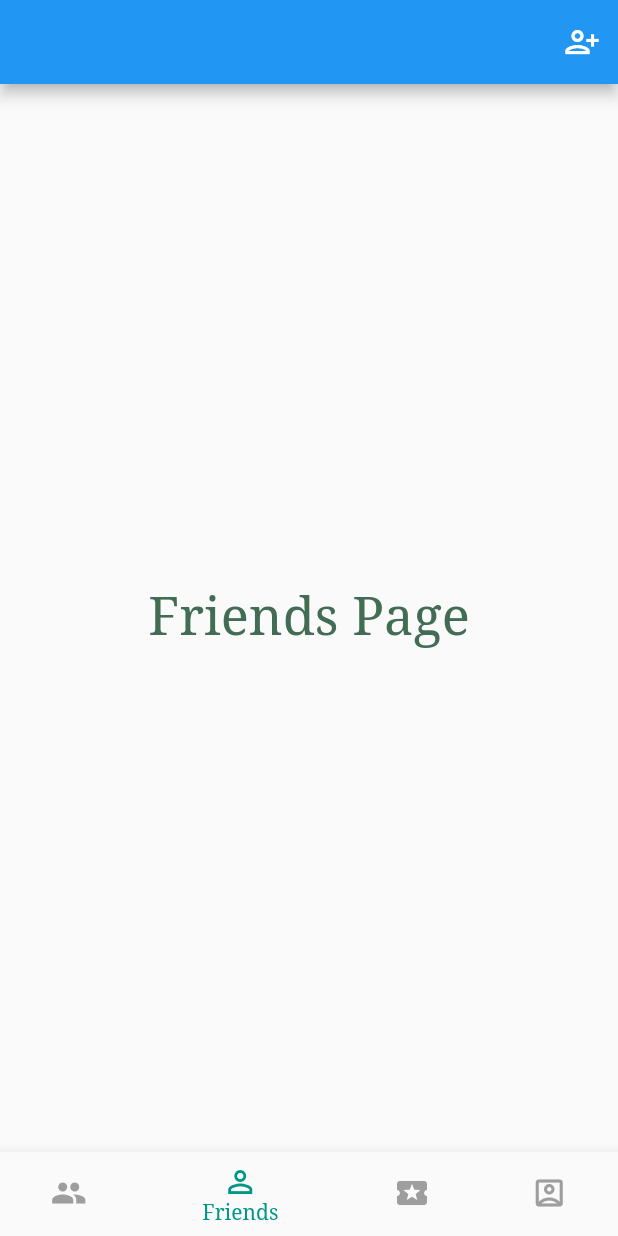
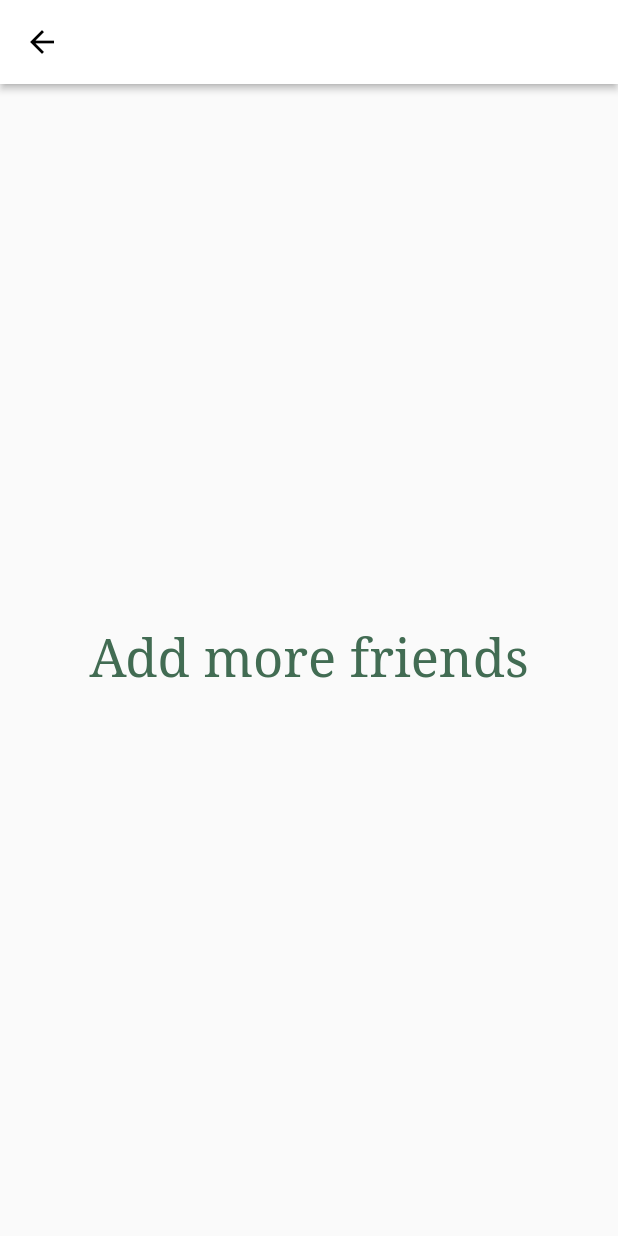
Before and after one commit to jay-simformsolutions/Practical_4_Submission, a Flutter app: the screen it shows after launch, item 2 of the bottom bar chosen, after a tap on the "person add alt" icon, on a phone screen of 412 x 824 dp. Run offline on Flutter 3.47's test engine with Material 2 defaults, Android fonts, the phone set to English and light mode, and no system bars.

Commit message:
Create Landing Page of Friends Module and Sub pages of Group and Friends Page, Use relative import in file

```diff
--- /dev/null
+++ b/lib/CommonMethodClass/elevated_button_onboard.dart
@@ -0,0 +1,47 @@
+import 'package:flutter/material.dart';
+
+import '../Utils/colors.dart';
+import 'theme_data.dart';
+
+class ElevatedButtonOnBoard extends StatelessWidget {
+  final String? buttonName;
+  final Icon? icon;
+  final VoidCallback? onPress;
+
+  const ElevatedButtonOnBoard({
+    Key? key,
+    this.buttonName,
+    this.icon,
+    this.onPress,
+  }) : super(key: key);
+
+  @override
+  Widget build(BuildContext context) {
+    return Padding(
+      padding: const EdgeInsets.fromLTRB(50, 0, 50, 0),
+      child: ElevatedButton.icon(
+        onPressed: onPress,
+        icon: icon!,
+        label: Padding(
+          padding: const EdgeInsets.fromLTRB(0, 2, 0, 0),
+          child: Text(
+            buttonName!,
+            style: themeData.textTheme.bodySmall!.copyWith(
+              color: CommonColors.tealColor,
+              fontWeight: FontWeight.bold,
+            ),
+          ),
+        ),
+        style: ElevatedButton.styleFrom(
+          backgroundColor: CommonColors.whiteColor,
+          shape: const RoundedRectangleBorder(
+            borderRadius: BorderRadius.all(
+              Radius.circular(5),
+            ),
+          ),
+          side: const BorderSide(color: CommonColors.tealColor),
+        ),
+      ),
+    );
+  }
+}
--- a/lib/Routes/navigation_functions.dart
+++ b/lib/Routes/navigation_functions.dart
@@ -5,7 +5,7 @@ extension PushFunction on BuildContext {
 }
 
 extension PopFunction on BuildContext {
-  void popFunction(screen) => Navigator.of(this).pop();
+  void popFunction() => Navigator.of(this).pop();
 }
 
 extension PopAndRemove on BuildContext {
--- a/lib/Routes/routes.dart
+++ b/lib/Routes/routes.dart
@@ -5,11 +5,20 @@ class Routes {
   static const loginPage = '/login';
   static const forgotPassword = './forgotPassword';
 
-  // Routes for the Splitwise App
-  static const bottomNavigationPage = '/bottomNavigationPage';
-  static const groupPage = '/groupPage';
-  static const friendsPAge = '/friendsPage';
-  static const activityPage = '/activityPage';
-  static const profilePage = '/profilePage';
-  static const groupInfoPage = '/groupInfoPage';
+  //App Routes
+  static String bottomNavigationPage = '/bottomNavigationPage';
+  static String groupPage = '/groupPage';
+  static String friendsPAge = '/friendsPage';
+  static String activityPage = '/activityPage';
+  static String profilePage = '/profilePage';
+
+  // Group Module Route
+  static String createGroup = '/createGroup';
+  static String groupExpense = '/groupExpense';
+  static String groupInfo = '/groupInfo';
+
+  //Friend Module Route
+  static String addFriend = '/addFriend';
+  static String addNewContact = '/addNewContact';
+  static String friendInfo = '/friendInfo';
 }
--- a/lib/Screens/activity_page.dart
+++ b/lib/Screens/Activity/activity_page.dart
@@ -1,6 +1,6 @@
 import 'package:flutter/material.dart';
 
-import '../Utils/common_strings.dart';
+import '../../Utils/common_strings.dart';
 
 class ActivityPage extends StatelessWidget {
   const ActivityPage({Key? key}) : super(key: key);
--- /dev/null
+++ b/lib/Screens/Friends/add_new_friend.dart
@@ -0,0 +1,24 @@
+import 'package:flutter/material.dart';
+
+import '../../Utils/colors.dart';
+import '../../Utils/common_strings.dart';
+
+class AddNewFriend extends StatelessWidget {
+  const AddNewFriend({Key? key}) : super(key: key);
+
+  @override
+  Widget build(BuildContext context) {
+    return Scaffold(
+      appBar: AppBar(
+        elevation: 2,
+        backgroundColor: CommonColors.whiteColor,
+        iconTheme: const IconThemeData(
+          color: CommonColors.blackColor,
+        ),
+      ),
+      body: const Center(
+        child: Text(CommonStrings.addMoreFriends),
+      ),
+    );
+  }
+}
--- /dev/null
+++ b/lib/Screens/Friends/friends_page.dart
@@ -0,0 +1,107 @@
+import 'package:flutter/material.dart';
+
+import '../../CommonMethodClass/add_expense_button.dart';
+import '../../CommonMethodClass/elevated_button_onboard.dart';
+import '../../CommonMethodClass/theme_data.dart';
+import '../../Routes/navigation_functions.dart';
+import '../../Routes/routes.dart';
+import '../../Utils/assets.dart';
+import '../../Utils/colors.dart';
+import '../../Utils/common_strings.dart';
+
+class FriendsPage extends StatelessWidget {
+  const FriendsPage({Key? key}) : super(key: key);
+
+  @override
+  Widget build(BuildContext context) {
+    return Scaffold(
+      appBar: AppBar(
+        backgroundColor: CommonColors.whiteColor,
+        actions: [
+          IconButton(
+            onPressed: () => context.pushFunction(Routes.addFriend),
+            icon: const Icon(
+              Icons.person_add_alt,
+              color: CommonColors.blackColor,
+            ),
+          ),
+        ],
+        elevation: 1,
+      ),
+      body: Stack(
+        children: [
+          SingleChildScrollView(
+            child: Column(
+              mainAxisAlignment: MainAxisAlignment.spaceAround,
+              children: [
+                Align(
+                  alignment: Alignment.topCenter,
+                  child: Text(
+                    CommonStrings.welcomeGroup,
+                    style: themeData.textTheme.bodySmall!.copyWith(
+                      fontWeight: FontWeight.w700,
+                      color: CommonColors.blackColor,
+                    ),
+                  ),
+                ),
+                const Image(
+                  image: AssetImage(AssetString.groupAsset),
+                ),
+                Column(
+                  children: [
+                    Text(
+                      CommonStrings.friendNotification,
+                      style: themeData.textTheme.bodySmall!.copyWith(
+                        fontWeight: FontWeight.w500,
+                        color: CommonColors.blackColor,
+                      ),
+                    ),
+                    const SizedBox(
+                      height: 10,
+                    ),
+                    Text(
+                      CommonStrings.matesWillShow,
+                      style: themeData.textTheme.bodySmall!.copyWith(
+                        fontWeight: FontWeight.w500,
+                        color: CommonColors.blackColor,
+                      ),
+                    ),
+                  ],
+                ),
+                const SizedBox(
+                  height: 30,
+                ),
+                ElevatedButtonOnBoard(
+                  icon: const Icon(
+                    Icons.person_add,
+                    color: CommonColors.tealColor,
+                  ),
+                  buttonName: CommonStrings.addMoreFriends,
+                  onPress: () => context.pushFunction(Routes.addFriend),
+                ),
+                const SizedBox(
+                  height: 20,
+                ),
+                ElevatedButtonOnBoard(
+                  icon: const Icon(
+                    Icons.info_rounded,
+                    color: CommonColors.tealColor,
+                  ),
+                  buttonName: CommonStrings.showFriendInfo,
+                  onPress: () => context.pushFunction(Routes.friendInfo),
+                ),
+                const SizedBox(
+                  height: 30,
+                ),
+              ],
+            ),
+          ),
+          const Align(
+            alignment: Alignment.bottomRight,
+            child: BottomButton(),
+          ),
+        ],
+      ),
+    );
+  }
+}
--- /dev/null
+++ b/lib/Screens/Group/group_page.dart
@@ -0,0 +1,107 @@
+import 'package:flutter/material.dart';
+
+import '../../CommonMethodClass/add_expense_button.dart';
+import '../../CommonMethodClass/elevated_button_onboard.dart';
+import '../../CommonMethodClass/theme_data.dart';
+import '../../Routes/navigation_functions.dart';
+import '../../Routes/routes.dart';
+import '../../Utils/assets.dart';
+import '../../Utils/colors.dart';
+import '../../Utils/common_strings.dart';
+
+class GroupPage extends StatelessWidget {
+  const GroupPage({Key? key}) : super(key: key);
+
+  @override
+  Widget build(BuildContext context) {
+    return Scaffold(
+      appBar: AppBar(
+        actions: [
+          IconButton(
+            onPressed: () => context.pushFunction(Routes.createGroup),
+            icon: const Icon(
+              Icons.group_add_outlined,
+              color: CommonColors.blackColor,
+            ),
+          ),
+        ],
+        elevation: 0,
+        backgroundColor: CommonColors.whiteColor,
+      ),
+      body: Stack(
+        children: [
+          SingleChildScrollView(
+            child: Column(
+              mainAxisAlignment: MainAxisAlignment.spaceAround,
+              children: [
+                const Divider(
+                  thickness: 1,
+                ),
+                Text(
+                  CommonStrings.welcomeGroup,
+                  style: themeData.textTheme.bodySmall!.copyWith(
+                    fontWeight: FontWeight.w700,
+                    color: CommonColors.blackColor,
+                  ),
+                ),
+                const Image(
+                  image: AssetImage(AssetString.groupAsset),
+                ),
+                Column(
+                  children: [
+                    Text(
+                      CommonStrings.groupNotification,
+                      style: themeData.textTheme.bodySmall!.copyWith(
+                        fontWeight: FontWeight.w500,
+                        color: CommonColors.blackColor,
+                      ),
+                    ),
+                    const SizedBox(
+                      height: 10,
+                    ),
+                    Text(
+                      CommonStrings.groupWillShowHere,
+                      style: themeData.textTheme.bodySmall!.copyWith(
+                        fontWeight: FontWeight.w500,
+                        color: CommonColors.blackColor,
+                      ),
+                    ),
+                  ],
+                ),
+                const SizedBox(
+                  height: 30,
+                ),
+                ElevatedButtonOnBoard(
+                  icon: const Icon(
+                    Icons.person_add,
+                    color: CommonColors.tealColor,
+                  ),
+                  buttonName: CommonStrings.makenewGroup,
+                  onPress: () => context.pushFunction(Routes.createGroup),
+                ),
+                const SizedBox(
+                  height: 20,
+                ),
+                ElevatedButtonOnBoard(
+                  icon: const Icon(
+                    Icons.info_rounded,
+                    color: CommonColors.tealColor,
+                  ),
+                  buttonName: CommonStrings.showGroupInfo,
+                  onPress: () => context.pushFunction(Routes.groupInfo),
+                ),
+                const SizedBox(
+                  height: 30,
+                ),
+              ],
+            ),
+          ),
+          const Align(
+            alignment: Alignment.bottomRight,
+            child: BottomButton(),
+          ),
+        ],
+      ),
+    );
+  }
+}
--- a/lib/Screens/forgot_password.dart
+++ b/lib/Screens/forgot_password.dart
@@ -39,13 +39,13 @@ class _ForgotPasswordState extends State<ForgotPassword> {
                       CommonColors.lightGreyColor,
                     ),
                   ),
-              onPressed: () => context.popFunction(this),
+              onPressed: () => context.popFunction(),
               child: const Text(
                 CommonStrings.okString,
               ),
             ),
             ElevatedButton(
-              onPressed: () => context.popFunction(this),
+              onPressed: () => context.popFunction(),
               child: const Text(
                 CommonStrings.cancelString,
               ),
@@ -84,7 +84,7 @@ class _ForgotPasswordState extends State<ForgotPassword> {
                 top: 100,
                 left: 25,
                 child: FloatingActionButton.small(
-                  onPressed: () => context.popFunction(this),
+                  onPressed: () => context.popFunction(),
                   backgroundColor: CommonColors.whiteColor,
                   child: const Icon(
                     Icons.arrow_back_ios_new,
--- a/lib/Screens/friends_page.dart
+++ /dev/null
@@ -1,22 +0,0 @@
-import 'package:flutter/material.dart';
-
-class FriendsPage extends StatelessWidget {
-  const FriendsPage({Key? key}) : super(key: key);
-
-  @override
-  Widget build(BuildContext context) {
-    return Scaffold(
-      appBar: AppBar(
-        actions: [
-          IconButton(
-            onPressed: () {},
-            icon: const Icon(Icons.person_add_alt),
-          ),
-        ],
-      ),
-      body: const Center(
-        child: Text("Friends Page"),
-      ),
-    );
-  }
-}
--- a/lib/Screens/group_page.dart
+++ /dev/null
@@ -1,176 +0,0 @@
-import 'package:flutter/material.dart';
-import 'package:splitwise/Routes/navigation_functions.dart';
-import 'package:splitwise/Routes/routes.dart';
-import 'package:splitwise/Utils/assets.dart';
-
-import '../CommonMethodClass/add_expense_button.dart';
-import '../CommonMethodClass/theme_data.dart';
-import '../Utils/colors.dart';
-import '../Utils/common_strings.dart';
-
-class GroupPage extends StatelessWidget {
-  const GroupPage({Key? key}) : super(key: key);
-
-  @override
-  Widget build(BuildContext context) {
-    return Scaffold(
-      appBar: AppBar(
-        actions: [
-          IconButton(
-            onPressed: () {},
-            icon: const Icon(
-              Icons.group_add_outlined,
-              color: CommonColors.blackColor,
-            ),
-          ),
-        ],
-        elevation: 0,
-        backgroundColor: CommonColors.whiteColor,
-      ),
-      body: Stack(
-        children: [
-          SingleChildScrollView(
-            child: Column(
-              mainAxisAlignment: MainAxisAlignment.spaceAround,
-              children: [
-                const Divider(
-                  thickness: 1,
-                ),
-                Text(
-                  CommonStrings.welcomeGroup,
-                  style: themeData.textTheme.bodySmall!.copyWith(
-                    fontWeight: FontWeight.w700,
-                    color: CommonColors.blackColor,
-                  ),
-                ),
-                const Image(
-                  image: AssetImage(AssetString.groupAsset),
-                ),
-                Column(
-                  children: [
-                    Text(
-                      CommonStrings.groupNotification,
-                      style: themeData.textTheme.bodySmall!.copyWith(
-                        fontWeight: FontWeight.w500,
-                        color: CommonColors.blackColor,
-                      ),
-                    ),
-                    const SizedBox(
-                      height: 10,
-                    ),
-                    Text(
-                      CommonStrings.groupWillShowHere,
-                      style: themeData.textTheme.bodySmall!.copyWith(
-                        fontWeight: FontWeight.w500,
-                        color: CommonColors.blackColor,
-                      ),
-                    ),
-                  ],
-                ),
-                const SizedBox(
-                  height: 30,
-                ),
-                Container(
-                  width: 220,
-                  height: 40,
-                  decoration: BoxDecoration(
-                    color: CommonColors.whiteColor,
-                    border: Border.all(
-                      color: CommonColors.buttonBorderColor,
-                    ),
-                    borderRadius: const BorderRadius.all(
-                      Radius.circular(5),
-                    ),
-                  ),
-                  child: Row(
-                    mainAxisAlignment: MainAxisAlignment.spaceAround,
-                    crossAxisAlignment: CrossAxisAlignment.center,
-                    children: [
-                      const Expanded(
-                        flex: 4,
-                        child: Icon(
-                          Icons.person_add,
-                          color: CommonColors.tealColor,
-                        ),
-                      ),
-                      Expanded(
-                        flex: 10,
-                        child: Padding(
-                          padding: const EdgeInsets.fromLTRB(0, 3, 0, 3),
-                          child: Text(
-                            CommonStrings.makenewGroup,
-                            style: themeData.textTheme.bodySmall!.copyWith(
-                              fontWeight: FontWeight.bold,
-                              color: CommonColors.tealColor,
-                            ),
-                          ),
-                        ),
-                      ),
-                      const Expanded(
-                        flex: 1,
-                        child: SizedBox(),
-                      ),
-                    ],
-                  ),
-                ),
-                const SizedBox(
-                  height: 30,
-                ),
-                Container(
-                  width: 220,
-                  height: 40,
-                  decoration: BoxDecoration(
-                    color: CommonColors.whiteColor,
-                    border: Border.all(
-                      color: CommonColors.buttonBorderColor,
-                    ),
-                    borderRadius: const BorderRadius.all(
-                      Radius.circular(5),
-                    ),
-                  ),
-                  child: InkWell(
-                    onTap: () => context.pushFunction(Routes.groupInfoPage),
-                    child: Row(
-                      mainAxisAlignment: MainAxisAlignment.spaceAround,
-                      crossAxisAlignment: CrossAxisAlignment.center,
-                      children: [
-                        const Expanded(
-                          flex: 4,
-                          child: Icon(
-                            Icons.info_rounded,
-                            color: CommonColors.tealColor,
-                          ),
-                        ),
-                        Expanded(
-                          flex: 10,
-                          child: Padding(
-                            padding: const EdgeInsets.fromLTRB(0, 3, 0, 3),
-                            child: Text(
-                              CommonStrings.showGroupInfo,
-                              style: themeData.textTheme.bodySmall!.copyWith(
-                                fontWeight: FontWeight.bold,
-                                color: CommonColors.tealColor,
-                              ),
-                            ),
-                          ),
-                        ),
-                        const Expanded(
-                          flex: 1,
-                          child: SizedBox(),
-                        ),
-                      ],
-                    ),
-                  ),
-                ),
-              ],
-            ),
-          ),
-          const Align(
-            alignment: Alignment.bottomRight,
-            child: BottomButton(),
-          ),
-        ],
-      ),
-    );
-  }
-}
--- a/lib/Temp_Data_List/group_page.dart
+++ b/lib/Temp_Data_List/group_page.dart
@@ -2,6 +2,7 @@ import 'dart:convert';
 
 import 'package:flutter/material.dart';
 import 'package:flutter/services.dart';
+import 'package:splitwise/Routes/navigation_functions.dart';
 import 'package:splitwise/Utils/common_strings.dart';
 
 import '../CommonMethodClass/theme_data.dart';
@@ -57,9 +58,7 @@ class _GroupPageInfoState extends State<GroupPageInfo> {
         leading: IconButton(
           icon: const Icon(Icons.arrow_back_ios_new_outlined),
           color: CommonColors.blackColor,
-          onPressed: () {
-            Navigator.pop(context);
-          },
+          onPressed: () => context.popFunction(),
         ),
       ),
       body: Padding(
--- a/lib/Utils/common_strings.dart
+++ b/lib/Utils/common_strings.dart
@@ -63,17 +63,20 @@ class CommonStrings {
   static const makenewGroup = 'Start a new group';
   static const showGroupInfo = 'Show Group Info';
   static const youAllAreSet = 'You are all settle up!';
+  static const createNewGroup = 'Create New Group';
+  static const groupInformation = 'Group Info';
 
   //Friends Page Common Strings
   static const welcomeGroup = 'Welcome to Splitwise, Jay!';
   static const friendNotification = 'As you use Splitwise, friends and group';
   static const matesWillShow = 'mates will show here.';
-  static const addmoreFriends = 'Add more friends';
+  static const addMoreFriends = 'Add more friends';
+  static const showFriendInfo = 'Show Friends Info';
 
   //Activity Page Common Strings
   static const activityHeadline = 'Activity';
   static const startingLine = 'There is no activity in your account yet';
-  static const tryAddExpence = 'Try adding an expense';
+  static const tryAddExpense = 'Try adding an expense';
 
   //Account Page Common Strings
   static const accountHead = 'Account';
--- a/lib/main.dart
+++ b/lib/main.dart
@@ -1,13 +1,16 @@
 import 'package:flutter/material.dart';
-import 'package:splitwise/Screens/bottom_navigation.dart';
-import 'package:splitwise/Temp_Data_List/group_page.dart';
+import 'package:splitwise/Screens/Friends/add_new_friend.dart';
+import 'package:splitwise/Screens/Friends/friends_info.dart';
+import 'package:splitwise/Screens/Group/create_new_group.dart';
 
 import '../CommonMethodClass/theme_data.dart';
 import '../Routes/routes.dart';
-import '../Screens/forgot_password.dart';
-import '../Screens/landing_page.dart';
-import '../Screens/sign_in.dart';
+import 'Screens/bottom_navigation.dart';
+import 'Screens/forgot_password.dart';
+import 'Screens/landing_page.dart';
+import 'Screens/sign_in.dart';
 import 'Screens/sign_up.dart';
+import 'Temp_Data_List/group_page.dart';
 
 void main() => runApp(
       const HomePage(),
@@ -27,7 +30,10 @@ class HomePage extends StatelessWidget {
         Routes.loginPage: (_) => const LoginPage(),
         Routes.signupPage: (_) => const SignUp(),
         Routes.forgotPassword: (_) => const ForgotPassword(),
-        Routes.groupInfoPage: (_) => const GroupPageInfo(),
+        Routes.groupInfo: (_) => const GroupPageInfo(),
+        Routes.createGroup: (_) => const CreateNewGroup(),
+        Routes.addFriend: (_) => const AddNewFriend(),
+        Routes.friendInfo: (_) => const FriendInformation(),
       },
     );
   }
```
Also changed, not shown: assets/json/friend_page.json (added, +106 -0 lines), lib/Screens/Friends/friends_info.dart (added, +24 -0 lines), lib/Screens/Group/create_new_group.dart (added, +24 -0 lines), lib/Screens/Group/group_info.dart (added, +24 -0 lines), lib/Screens/Profile/profile_page.dart (renamed from lib/Screens/profile_page.dart, +5 -5 lines), lib/Screens/bottom_navigation.dart (+4 -4 lines), release_notes.txt (+4 -3 lines).
